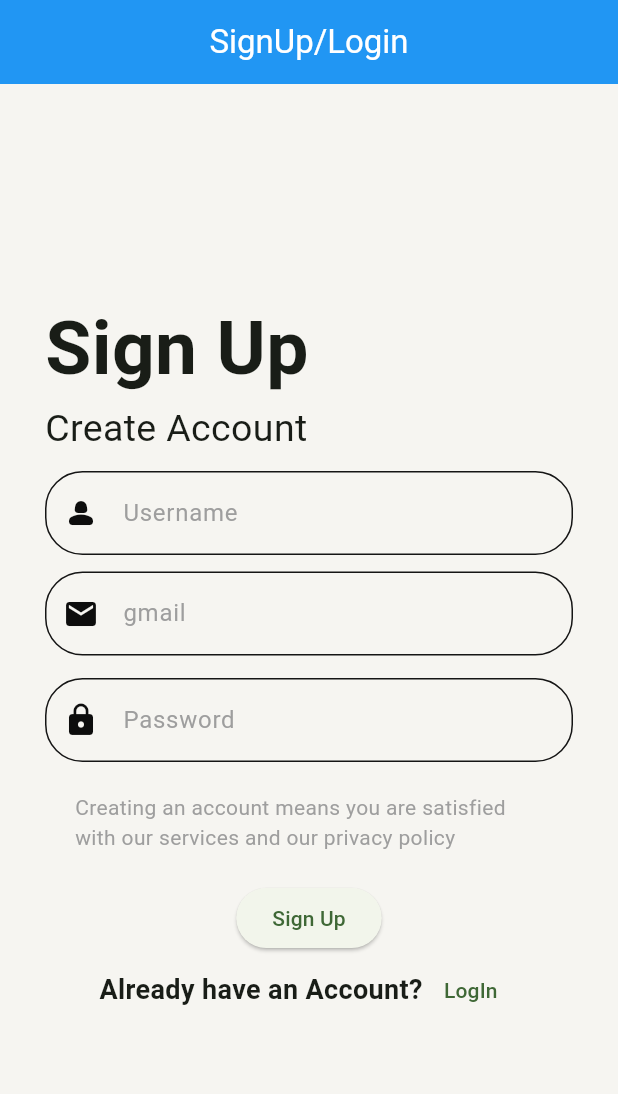
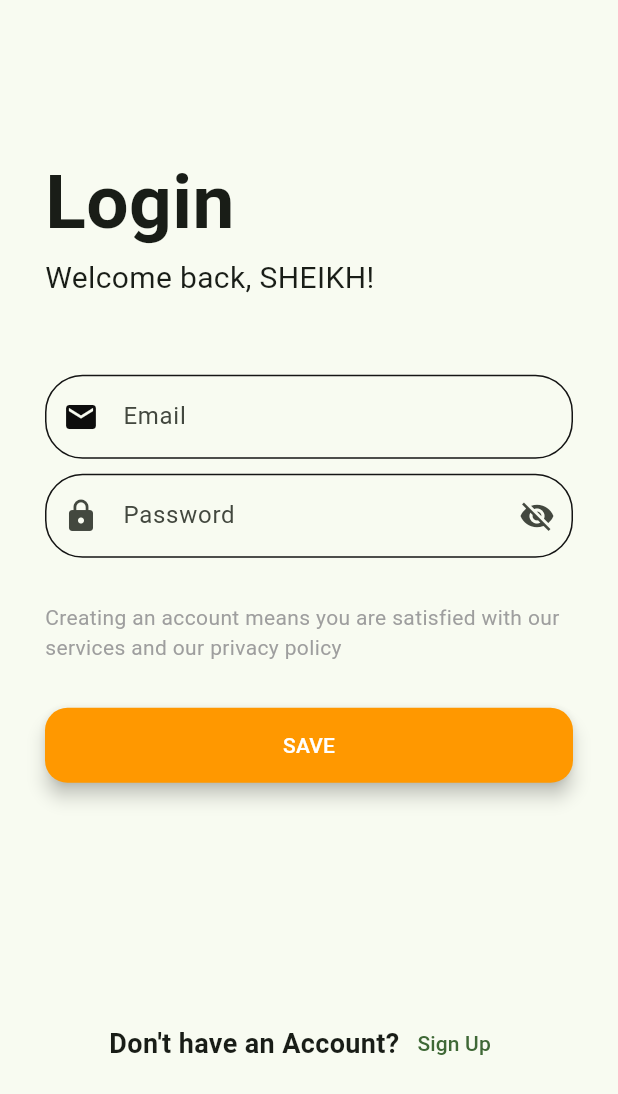
Before and after one commit to sibtaahmed/anim, a Flutter app: the screen it shows after launch, after a tap on "LogIn", on a phone screen of 412 x 824 dp. Shown: the top 1094 px of the screen. Run offline on Flutter 3.47's test engine with Material 3 defaults, Android fonts, the phone set to English and light mode, and no system bars; our stand-ins replace device_preview, shared_preferences.

Commit message:
signup and login done

```diff
--- a/lib/form.dart
+++ b/lib/form.dart
@@ -1,3 +1,4 @@
+import 'package:anim/login.dart';
 import 'package:flutter/material.dart';
 
 class formprep extends StatefulWidget {
@@ -11,30 +12,45 @@ class _formprepState extends State<formprep> {
   @override
   Widget build(BuildContext context) {
     return Scaffold(
-      backgroundColor: const Color.fromARGB(255, 246, 245, 241),
-      appBar: AppBar(
-        title: const Center(child: Text('SignUp/Login',style: TextStyle(color: Colors.white),)),
-        backgroundColor: Colors.blue,
-      ),
-      body:
-       Padding(
+      // appBar: AppBar(
+      //   title: const Center(
+      //       child: Text(
+      //     'SignUp/Login',
+      //     style: TextStyle(color: Colors.white),
+      //   )),
+      //   backgroundColor: Colors.black,
+      // ),
+      body: SingleChildScrollView(
+        child: Padding(
           padding: const EdgeInsets.symmetric(horizontal: 30),
           child: Column(
             mainAxisAlignment: MainAxisAlignment.center,
             crossAxisAlignment: CrossAxisAlignment.start,
             children: [
-
-             const Text('Sign Up',style: TextStyle(fontWeight: FontWeight.bold, fontSize: 50),),
-             const Text('Create Account',style: TextStyle( fontSize: 25),),
-             const SizedBox(height: 10,),
-              TextField( decoration: InputDecoration(
+              const SizedBox(
+                height: 40,
+              ),
+              const Text(
+                'Sign Up',
+                style: TextStyle(fontWeight: FontWeight.bold, fontSize: 50),
+              ),
+              const Text(
+                'Create Account',
+                style: TextStyle(fontSize: 25),
+              ),
+              const SizedBox(
+                height: 50,
+              ),
+              TextField(
+                decoration: InputDecoration(
                   label: const Text(
                     'Username',
                     style: TextStyle(color: Colors.grey),
                   ),
                   enabledBorder: OutlineInputBorder(
                       borderRadius: BorderRadius.circular(25),
-                   borderSide: const BorderSide(color: Color.fromARGB(255, 21, 21, 21))),
+                      borderSide: const BorderSide(
+                          color: Color.fromARGB(255, 21, 21, 21))),
                   focusedBorder: OutlineInputBorder(
                     borderRadius: BorderRadius.circular(25),
                     borderSide: const BorderSide(
@@ -50,16 +66,21 @@ class _formprepState extends State<formprep> {
                   //   Icons.upload_file_rounded,
                   //   color: Colors.white,
                   // ),
-                         ),),
-              const SizedBox(height: 11,),
-              TextField( decoration: InputDecoration(
+                ),
+              ),
+              const SizedBox(
+                height: 11,
+              ),
+              TextField(
+                decoration: InputDecoration(
                   label: const Text(
-                 'gmail',
+                    'Gmail',
                     style: TextStyle(color: Colors.grey),
                   ),
                   enabledBorder: OutlineInputBorder(
                       borderRadius: BorderRadius.circular(25),
-                   borderSide: const BorderSide(color: Color.fromARGB(255, 21, 21, 21))),
+                      borderSide: const BorderSide(
+                          color: Color.fromARGB(255, 21, 21, 21))),
                   focusedBorder: OutlineInputBorder(
                     borderRadius: BorderRadius.circular(25),
                     borderSide: const BorderSide(
@@ -71,20 +92,21 @@ class _formprepState extends State<formprep> {
                     Icons.mail,
                     color: Color.fromARGB(255, 13, 13, 13),
                   ),
-               // suffixIcon: Icon(
-               //   Icons.upload_file_rounded,
-               //   color: Colors.white,
-               // ),
-                         ),),
-              const SizedBox(height: 15,),
-              TextField( decoration: InputDecoration(
+                ),
+              ),
+              const SizedBox(
+                height: 15,
+              ),
+              TextField(
+                decoration: InputDecoration(
                   label: const Text(
                     'Password',
                     style: TextStyle(color: Colors.grey),
                   ),
                   enabledBorder: OutlineInputBorder(
                       borderRadius: BorderRadius.circular(25),
-                   borderSide: const BorderSide(color: Color.fromARGB(255, 21, 21, 21))),
+                      borderSide: const BorderSide(
+                          color: Color.fromARGB(255, 21, 21, 21))),
                   focusedBorder: OutlineInputBorder(
                     borderRadius: BorderRadius.circular(25),
                     borderSide: const BorderSide(
@@ -92,33 +114,70 @@ class _formprepState extends State<formprep> {
                       width: 1.0,
                     ),
                   ),
+                  suffixIcon: const Icon(
+                    Icons.visibility_off,
+                    color: Color.fromARGB(255, 13, 13, 13),
+                  ),
                   prefixIcon: const Icon(
                     Icons.lock,
                     color: Color.fromARGB(255, 13, 13, 13),
                   ),
-               // suffixIcon: Icon(
-               //   Icons.upload_file_rounded,
-               //   color: Colors.white,
+                ),
+              ),
+              const Padding(
+                padding: EdgeInsets.only(top: 30),
+                child: Text(
+                  'Creating an account means you are satisfied with our services and our privacy policy',
+                  style: TextStyle(color: Colors.grey),
+                ),
+              ),
+              // const SizedBox(
+              //   width: double.infinity,
               // ),
-                         ),),
-                         const Padding(
-                           padding: EdgeInsets.all(20.0),
-                           child: Text('Creating an account means you are satisfied with our services and our privacy policy',style: TextStyle(color: Colors.grey),),
+              Center(
+                  child: Padding(
+                padding: const EdgeInsets.only(top: 50),
+                child: ElevatedButton(
+                    onPressed: () {},
+                    style: ElevatedButton.styleFrom(
+                      backgroundColor: Colors.orange, // Change background color
+                      foregroundColor:
+                          Colors.white, // Change text (foreground) color
+                      shadowColor: Colors.black, // Change shadow color
+                      elevation: 5, // Elevation
+                      padding: const EdgeInsets.symmetric(
+                          horizontal: 30, vertical: 15), // Padding
+                      shape: RoundedRectangleBorder(
+                        borderRadius: BorderRadius.circular(15),
                       ),
-              const SizedBox(width: double.infinity,),
-              Center(child: ElevatedButton(
-                onPressed: (){}, child: const Text('Sign Up'))),
+                    ),
+                    child: const Text('Sign Up')),
+              )),
+              const SizedBox(
+                height: 150,
+              ),
               Row(
                 mainAxisAlignment: MainAxisAlignment.center,
                 crossAxisAlignment: CrossAxisAlignment.center,
                 children: [
-                    const Text('Already have an Account?',style: TextStyle(fontWeight: FontWeight.bold, fontSize: 18),),
-                    TextButton(onPressed: (){}, child: const Text('LogIn'))
+                  const Text(
+                    'Already have an Account?',
+                    style: TextStyle(fontWeight: FontWeight.bold, fontSize: 18),
+                  ),
+                  TextButton(
+                      onPressed: () {
+                        Navigator.push(
+                            context,
+                            MaterialPageRoute(
+                                builder: (context) => const Loginpage()));
+                      },
+                      child: const Text('LogIn'))
                 ],
               )
             ],
           ),
         ),
+      ),
     );
   }
 }
--- /dev/null
+++ b/lib/login.dart
@@ -0,0 +1,152 @@
+import 'package:anim/form.dart';
+import 'package:flutter/material.dart';
+import 'package:flutter/services.dart';
+
+class Loginpage extends StatefulWidget {
+  const Loginpage({super.key});
+
+  @override
+  State<Loginpage> createState() => _LoginpageState();
+}
+
+class _LoginpageState extends State<Loginpage> {
+  @override
+  Widget build(BuildContext context) {
+    const SystemUiOverlayStyle(
+ systemNavigationBarColor: Colors.blue, // Navigation bar
+ statusBarColor: Colors.red, // Status bar
+);
+    return Scaffold(
+      // appBar: AppBar(
+      //   centerTitle: true,
+      //   title: const Text(
+      //     'Login',
+      //     style: TextStyle(
+      //       color: Colors.white,
+      //       fontWeight: FontWeight.bold,
+      //     ),
+      //   ),
+      //   backgroundColor: Colors.black,
+      // ),
+      body: SingleChildScrollView(
+        child: Padding(
+          padding: const EdgeInsets.symmetric(horizontal: 30),
+          child: Column(
+            crossAxisAlignment: CrossAxisAlignment.start,
+            children: [
+              SizedBox(
+                height: MediaQuery.of(context).size.height * 0.12,
+              ),
+              const Text(
+                'Login',
+                style: TextStyle(fontWeight: FontWeight.bold, fontSize: 50),
+              ),
+              const Text(
+                'Welcome back, SHEIKH!',
+                style: TextStyle(
+                  fontSize: 20,
+                ),
+              ),
+              const SizedBox(
+                height: 50,
+              ),
+              TextField(
+                decoration: InputDecoration(
+                  label: const Text('Email'),
+                  prefixIcon: const Icon(
+                    Icons.mail,
+                    color: Color.fromARGB(255, 13, 13, 13),
+                  ),
+                  enabledBorder: OutlineInputBorder(
+                      borderRadius: BorderRadius.circular(25),
+                      borderSide: const BorderSide(
+                          color: Color.fromARGB(255, 21, 21, 21))),
+                  focusedBorder: OutlineInputBorder(
+                    borderRadius: BorderRadius.circular(25),
+                    borderSide: const BorderSide(
+                      color: Color.fromARGB(255, 21, 21, 22),
+                      width: 0.5,
+                    ),
+                  ),
+                ),
+              ),
+              const SizedBox(
+                height: 10,
+              ),
+              TextField(
+                decoration: InputDecoration(
+                  prefixIcon: const Icon(Icons.lock),
+                  suffixIcon: const Icon(Icons.visibility_off),
+                  label: const Text('Password'),
+                  enabledBorder: OutlineInputBorder(
+                      borderRadius: BorderRadius.circular(25),
+                      borderSide: const BorderSide(
+                          color: Color.fromARGB(255, 21, 21, 21))),
+                  focusedBorder: OutlineInputBorder(
+                    borderRadius: BorderRadius.circular(25),
+                    borderSide: const BorderSide(
+                      color: Color.fromARGB(255, 21, 21, 22),
+                      width: 1.0,
+                    ),
+                  ),
+                ),
+              ),
+              const Padding(
+                padding: EdgeInsets.only(top: 30),
+                child: Text(
+                  'Creating an account means you are satisfied with our services and our privacy policy',
+                  style: TextStyle(color: Colors.grey),
+                ),
+              ),
+              const SizedBox(
+                height: 30,
+              ),
+              ElevatedButton(
+                onPressed: () {},
+                style: ElevatedButton.styleFrom(
+                  backgroundColor: Colors.orange,
+                  shadowColor: Colors.black,
+                  elevation: 5,
+                  padding:
+                      const EdgeInsets.symmetric(horizontal: 30, vertical: 15),
+                  shape: RoundedRectangleBorder(
+                    borderRadius: BorderRadius.circular(15),
+                  ),
+                ),
+                child: const Center(
+                  child: Text(
+                    'SAVE',
+                    style: TextStyle(
+                      color: Colors.white,
+                    ),
+                  ),
+                ),
+              ),
+              const SizedBox(
+                height: 150,
+              ),
+              Row(
+                mainAxisAlignment: MainAxisAlignment.center,
+                crossAxisAlignment: CrossAxisAlignment.center,
+                children: [
+                  const Text(
+                    "Don't have an Account?",
+                    style: TextStyle(fontWeight: FontWeight.bold, fontSize: 18),
+                  ),
+                  TextButton(
+                      onPressed: () {
+                        Navigator.push(
+                            context,
+                            MaterialPageRoute(
+                                builder: (context) => const formprep()));
+                      },
+                      child: const Text('Sign Up'))
+                ],
+              )
+            ],
+          ),
+        ),
+      ),
+    );
+  }
+}
--- a/lib/main.dart
+++ b/lib/main.dart
@@ -4,6 +4,7 @@
 // import 'package:anim/mapping.dart';
 // import 'package:anim/chatgpt.dart';
 import 'package:anim/form.dart';
+import 'package:device_preview/device_preview.dart';
 // import 'package:anim/prefs.dart';
 // import 'package:anim/sharedpref.dart';
 // import 'package:anim/sharedpref.dart';
@@ -14,9 +15,15 @@ import 'package:anim/form.dart';
 import 'package:flutter/material.dart';
 import 'package:shared_preferences/shared_preferences.dart';
 
-void main() {
-  runApp(const MyApp());
-}
+// void main() => runApp(
+//       DevicePreview(
+//         builder: (context) => const MyApp(), // Wrap your app
+//       ),
+//     );
+
+void main() => runApp(
+      const MyApp(), // Wrap your app
+    );
 
 SharedPreferences? prefs;
 
--- a/pubspec.yaml
+++ b/pubspec.yaml
@@ -37,6 +37,7 @@ dependencies:
   cupertino_icons: ^1.0.6
   #shared_Preferences:
   shared_preferences: ^2.3.2
+  device_preview: ^1.2.0
 
 dev_dependencies:
   flutter_test:
```
Also changed, not shown: pubspec.lock. Lines whose indentation alone changed are shown as unchanged.
